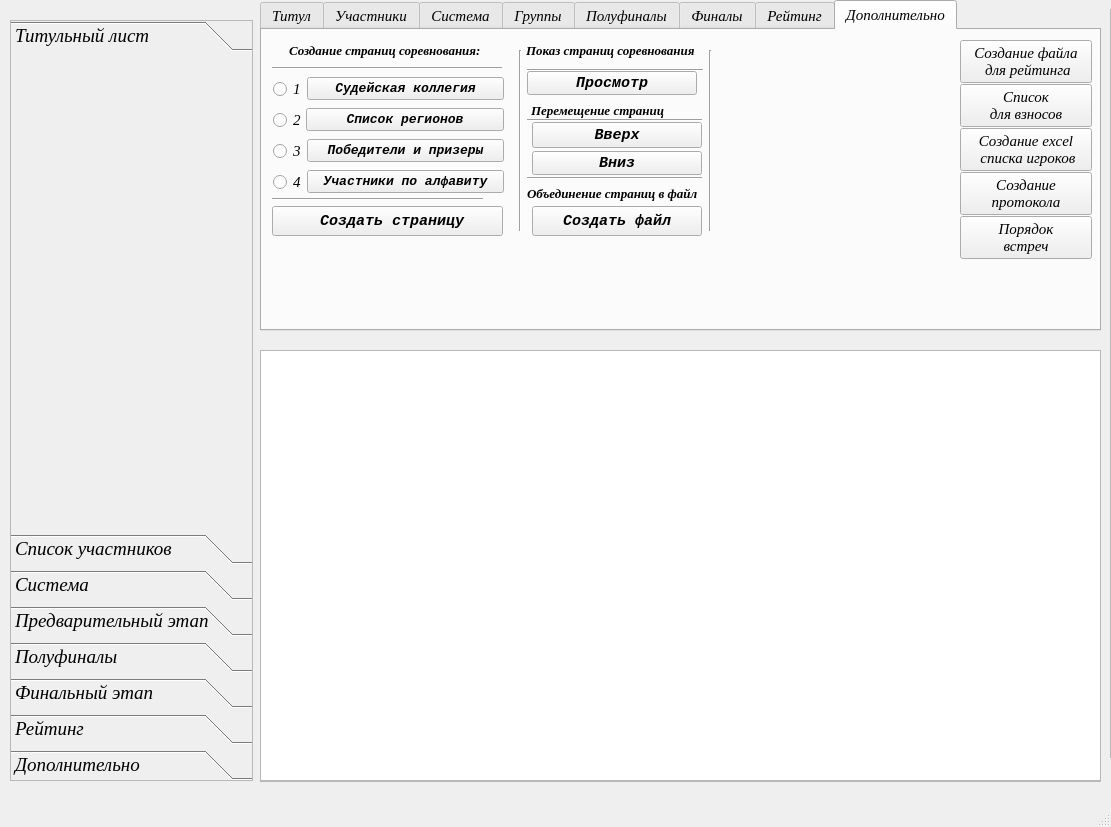
Kaspar0810/Competitions_TT_SQL, file UI/main_window.ui: the form before one commit.
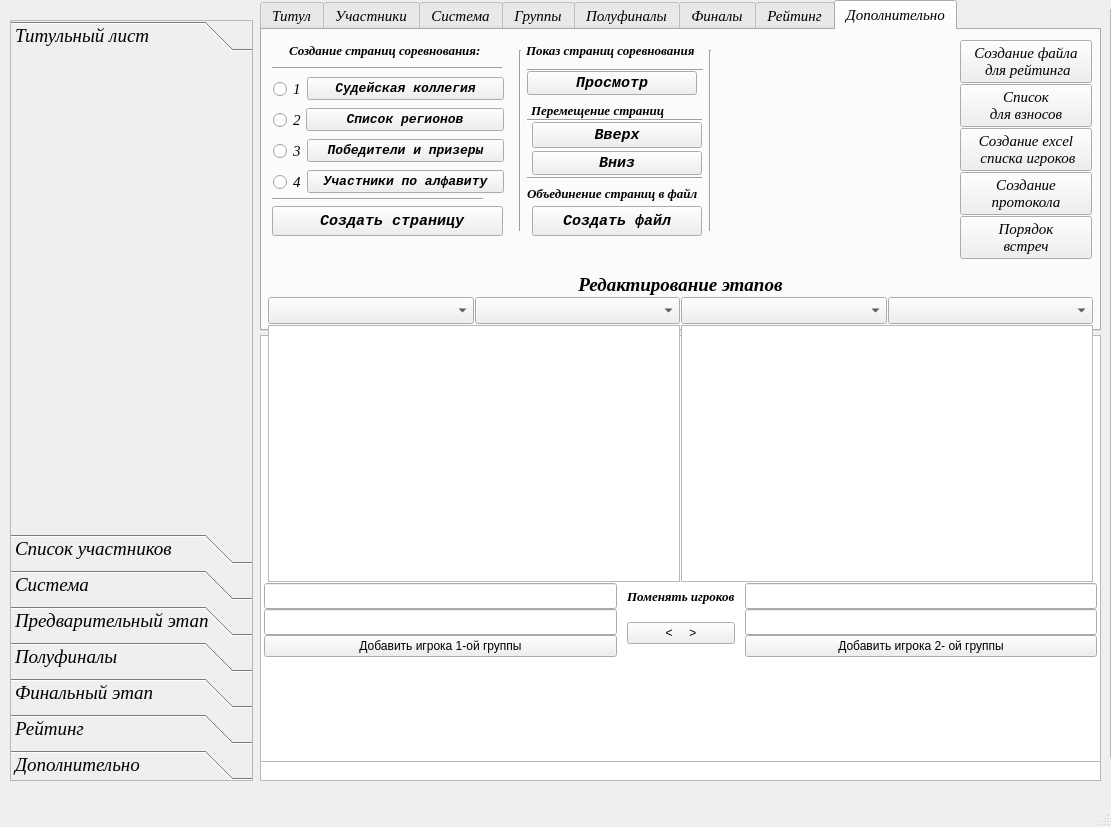
The form after the commit. The open tabs and pages were chosen to show the change.

Commit message: изм форму

What changed in the file:
```diff
--- a/UI/main_window.ui
+++ b/UI/main_window.ui
@@ -7698,9 +7698,9 @@
     <property name="geometry">
      <rect>
       <x>260</x>
-      <y>351</y>
+      <y>335</y>
       <width>841</width>
-      <height>431</height>
+      <height>441</height>
      </rect>
     </property>
    </widget>
@@ -7708,9 +7708,9 @@
     <property name="geometry">
      <rect>
       <x>260</x>
-      <y>350</y>
+      <y>270</y>
       <width>841</width>
-      <height>401</height>
+      <height>391</height>
      </rect>
     </property>
     <layout class="QVBoxLayout" name="verticalLayout_10">
@@ -7970,9 +7970,9 @@
     <property name="geometry">
      <rect>
       <x>260</x>
-      <y>350</y>
+      <y>761</y>
       <width>841</width>
-      <height>431</height>
+      <height>20</height>
      </rect>
     </property>
    </widget>
```
Left out of the diff: 32 changed lines with no effect on the pictures. The commit also changes 5 other files.
